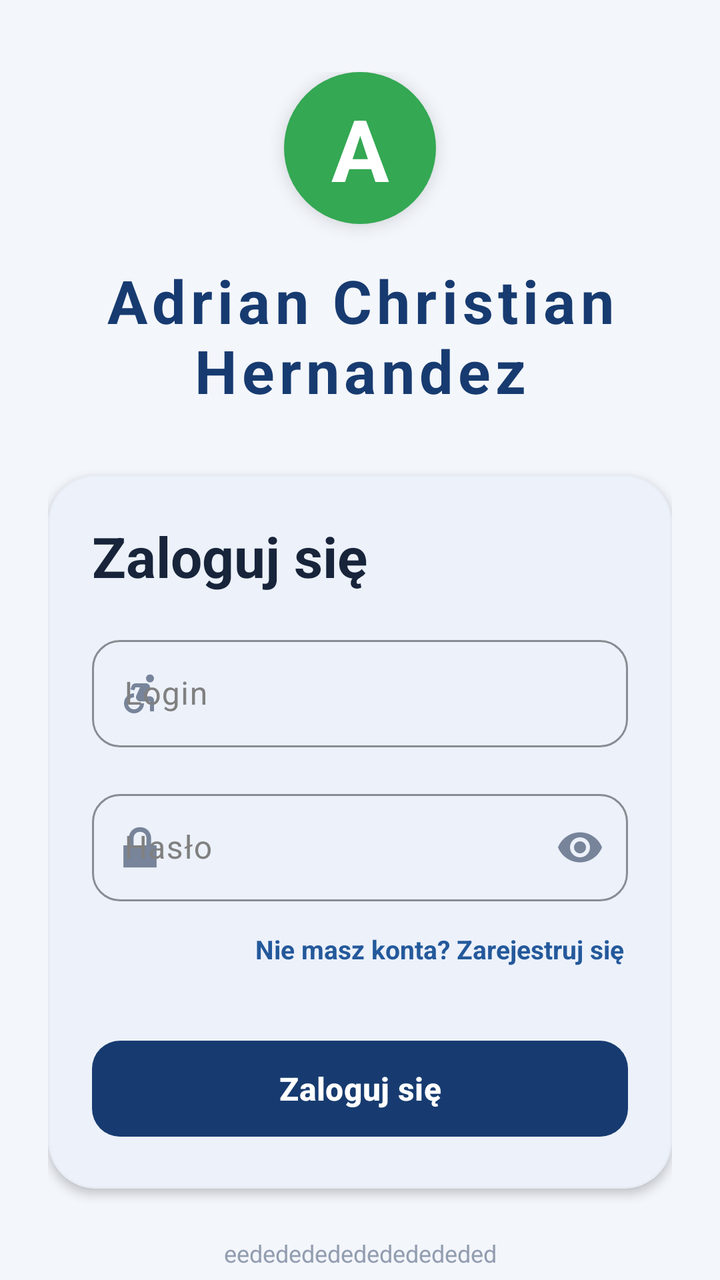
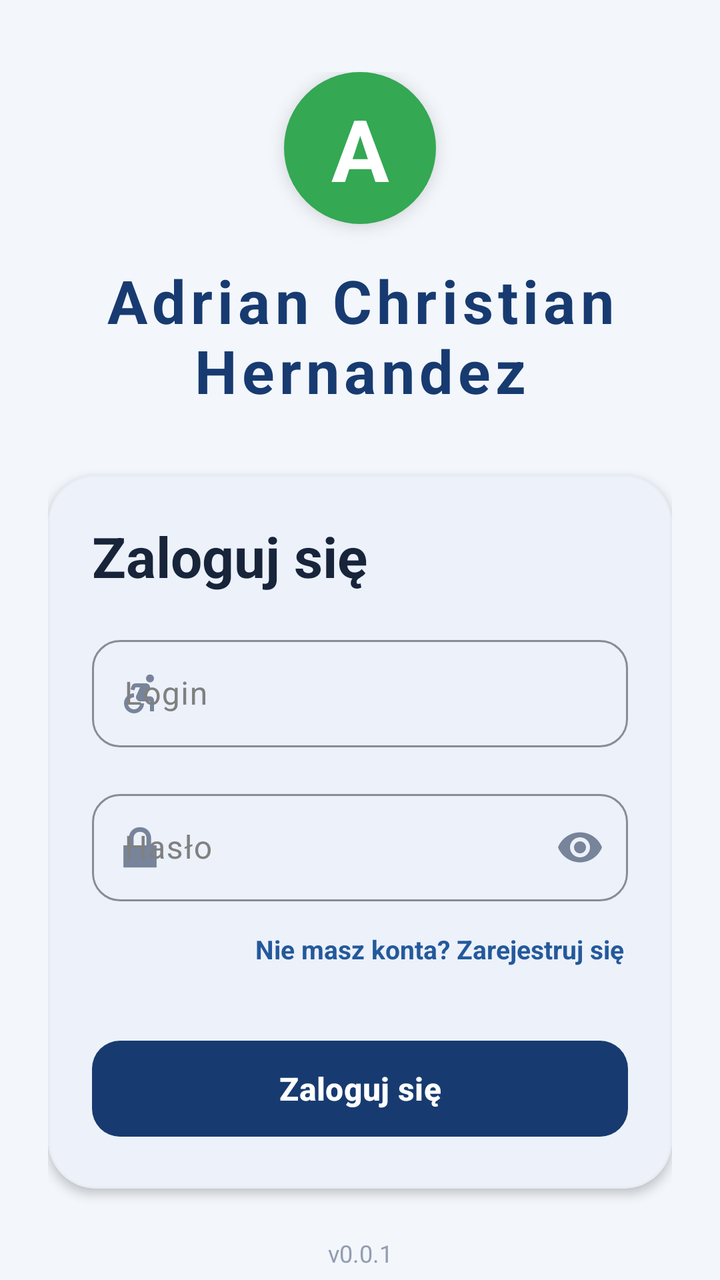

The first picture is an Android layout as it rendered before a commit; the second is the same layout after the commit. The layout source and the unified diff follow.
<!-- AndroidManifest.xml: application theme Theme.Bank3 -->
<!-- res/layout/activity_main.xml -->
<?xml version="1.0" encoding="utf-8"?>
<androidx.constraintlayout.widget.ConstraintLayout
    xmlns:android="http://schemas.android.com/apk/res/android"
    xmlns:app="http://schemas.android.com/apk/res-auto"
    xmlns:tools="http://schemas.android.com/tools"
    android:id="@+id/main"
    android:layout_width="match_parent"
    android:layout_height="match_parent"
    android:background="#F3F6FB"
    tools:context=".ui.auth.MainActivity">

    <ScrollView
        android:layout_width="0dp"
        android:layout_height="0dp"
        android:fillViewport="true"
        android:clipToPadding="false"
        android:paddingStart="24dp"
        android:paddingEnd="24dp"
        android:scrollbars="none"
        app:layout_constraintTop_toTopOf="parent"
        app:layout_constraintBottom_toBottomOf="parent"
        app:layout_constraintStart_toStartOf="parent"
        app:layout_constraintEnd_toEndOf="parent">

        <LinearLayout
            android:layout_width="match_parent"
            android:layout_height="wrap_content"
            android:orientation="vertical"
            android:gravity="center_horizontal"
            android:paddingTop="36dp"
            android:paddingBottom="28dp">

            
            <TextView
                android:layout_width="76dp"
                android:layout_height="76dp"
                android:gravity="center"
                android:text="A"
                android:textColor="#FFFFFF"
                android:textSize="43sp"
                android:textStyle="bold"
                android:background="@drawable/bg_logo_round"
                android:elevation="5dp" />

            <TextView
                android:id="@+id/bank"
                android:layout_width="match_parent"
                android:layout_height="wrap_content"
                android:layout_marginTop="18dp"
                android:gravity="center"
                android:text="Adrian Christian Hernandez"
                android:textColor="#173B70"
                android:textSize="30sp"
                android:textStyle="bold"
                android:letterSpacing="0.08" />

            
            <com.google.android.material.card.MaterialCardView
                android:layout_width="match_parent"
                android:layout_height="wrap_content"
                android:layout_marginTop="32dp"
                app:cardBackgroundColor="#FFFFFF"
                app:cardCornerRadius="24dp"
                app:cardElevation="3dp"
                app:strokeColor="#E7ECF4"
                app:strokeWidth="1dp">

                <LinearLayout
                    android:layout_width="match_parent"
                    android:layout_height="wrap_content"
                    android:orientation="vertical"
                    android:padding="22dp">

                    <TextView
                        android:layout_width="match_parent"
                        android:layout_height="wrap_content"
                        android:text="Zaloguj się"
                        android:textColor="#18243A"
                        android:textSize="28sp"
                        android:textStyle="bold" />

                    
                    <com.google.android.material.textfield.TextInputLayout
                        android:id="@+id/loginLayout"
                        android:layout_width="match_parent"
                        android:layout_height="wrap_content"
                        android:layout_marginTop="18dp"
                        android:hint="Login"
                        android:textColorHint="@color/gray"
                        app:boxBackgroundMode="outline"
                        app:boxCornerRadiusTopStart="14dp"
                        app:boxCornerRadiusTopEnd="14dp"
                        app:boxCornerRadiusBottomStart="14dp"
                        app:boxCornerRadiusBottomEnd="14dp"
                        app:boxStrokeColor="#24599B"
                        app:hintTextColor="@color/black"
                        app:errorTextColor="@color/red"
                        app:boxStrokeErrorColor="@color/red"
                        app:startIconDrawable="@drawable/sprint"
                        app:startIconTint="#77849A"
                        app:errorIconTint="@color/red">

                        <com.google.android.material.textfield.TextInputEditText
                            android:id="@+id/editLogin"
                            android:layout_width="match_parent"
                            android:layout_height="wrap_content"
                            android:inputType="text"
                            android:singleLine="true"
                            android:imeOptions="actionNext"
                            android:textColor="@color/black"
                            android:textSize="16sp"
                            android:paddingTop="16dp"
                            android:paddingBottom="16dp" />

                    </com.google.android.material.textfield.TextInputLayout>


                    
                    <com.google.android.material.textfield.TextInputLayout
                        android:id="@+id/hasloLayout"
                        android:layout_width="match_parent"
                        android:layout_height="wrap_content"
                        android:layout_marginTop="18dp"
                        android:hint="Hasło"
                        android:textColorHint="@color/gray"
                        app:boxBackgroundMode="outline"
                        app:boxCornerRadiusTopStart="14dp"
                        app:boxCornerRadiusTopEnd="14dp"
                        app:boxCornerRadiusBottomStart="14dp"
                        app:boxCornerRadiusBottomEnd="14dp"
                        app:boxStrokeColor="#24599B"
                        app:hintTextColor="@color/black"
                        app:errorTextColor="@color/red"
                        app:boxStrokeErrorColor="@color/red"
                        app:startIconDrawable="@android:drawable/ic_lock_lock"
                        app:startIconTint="#77849A"
                        app:endIconMode="password_toggle"
                        app:endIconTint="#77849A"
                        app:errorIconTint="@color/red">

                        <com.google.android.material.textfield.TextInputEditText
                            android:id="@+id/editHaslo"
                            android:layout_width="match_parent"
                            android:layout_height="wrap_content"
                            android:inputType="textPassword"
                            android:singleLine="true"
                            android:imeOptions="actionDone"
                            android:textColor="@color/black"
                            android:textSize="16sp"
                            android:paddingTop="16dp"
                            android:paddingBottom="16dp" />

                    </com.google.android.material.textfield.TextInputLayout>

                    
                    <TextView
                        android:id="@+id/btnRegister"
                        android:layout_width="wrap_content"
                        android:layout_height="48dp"
                        android:layout_gravity="end"
                        android:gravity="center"
                        android:paddingStart="10dp"
                        android:paddingEnd="2dp"
                        android:text="Nie masz konta? Zarejestruj się"
                        android:textColor="#24599B"
                        android:textSize="13sp"
                        android:textStyle="bold"
                        android:clickable="true"
                        android:focusable="true"
                        android:background="?attr/selectableItemBackground" />

                    
                    <TextView
                        android:id="@+id/errorText"
                        android:layout_width="match_parent"
                        android:layout_height="wrap_content"
                        android:gravity="center"

                        android:textColor="#C62828"
                        android:textSize="13sp"
                        android:accessibilityLiveRegion="polite" />

                    
                    <com.google.android.material.button.MaterialButton
                        android:id="@+id/btnLogin"
                        android:layout_width="match_parent"
                        android:layout_height="56dp"
                        android:text="Zaloguj się"
                        android:textAllCaps="false"
                        android:textColor="#FFFFFF"
                        android:textSize="16sp"
                        android:textStyle="bold"
                        app:backgroundTint="#173B70"
                        app:cornerRadius="14dp"
                        app:elevation="2dp" />

                </LinearLayout>

            </com.google.android.material.card.MaterialCardView>

            
            <TextView
                android:layout_width="match_parent"
                android:layout_height="wrap_content"
                android:layout_marginTop="24dp"
                android:gravity="center"
                android:text="eedededededededededed"
                android:textColor="#929DB0"
                android:textSize="12sp" />

        </LinearLayout>
    </ScrollView>

</androidx.constraintlayout.widget.ConstraintLayout>
<!-- resources referenced by this layout -->
<resources>
  <color name="black">#FF000000</color>
  <color name="gray">#808080</color>
  <color name="red">#FF0000</color>
  <!-- drawable bg_logo_round (drawable) -->
  <?xml version="1.0" encoding="utf-8"?>
  <shape xmlns:android="http://schemas.android.com/apk/res/android"
      android:shape="oval">
      <solid android:color="#34A853" />
  </shape>
  <!-- drawable sprint (drawable) -->
  <vector xmlns:android="http://schemas.android.com/apk/res/android" android:autoMirrored="true" android:height="24dp" android:tint="#000000" android:viewportHeight="24" android:viewportWidth="24" android:width="24dp">
        
      <path android:fillColor="@android:color/white" android:pathData="M17,4.54m-2,0a2,2 0,1 1,4 0a2,2 0,1 1,-4 0"/>
        
      <path android:fillColor="@android:color/white" android:pathData="M14,17h-2c0,1.65 -1.35,3 -3,3s-3,-1.35 -3,-3 1.35,-3 3,-3v-2c-2.76,0 -5,2.24 -5,5s2.24,5 5,5 5,-2.24 5,-5zM17,13.5h-1.86l1.67,-3.67C17.42,8.5 16.44,7 14.96,7h-5.2c-0.81,0 -1.54,0.47 -1.87,1.2L7.22,10l1.92,0.53L9.79,9L12,9l-1.83,4.1c-0.6,1.33 0.39,2.9 1.85,2.9L17,16v5h2v-5.5c0,-1.1 -0.9,-2 -2,-2z"/>
      
  </vector>
  <style name="Theme.Bank3" parent="Base.Theme.Bank3" />
  <style name="Base.Theme.Bank3" parent="Theme.Material3.Light.NoActionBar">
  
          <item name="colorPrimary">@color/theme_primary</item>
          <item name="colorOnPrimary">@color/theme_on_primary</item>
  
          <item name="colorSecondary">@color/theme_accent</item>
          <item name="colorOnSecondary">@color/theme_on_primary</item>
  
          <item name="android:colorBackground">@color/theme_background</item>
          <item name="colorSurface">@color/theme_surface</item>
          <item name="colorOnSurface">@color/theme_text</item>
  
          <item name="android:statusBarColor">@color/theme_background</item>
          <item name="android:navigationBarColor">@color/theme_background</item>
  
          <item name="android:windowLightStatusBar">true</item>
          <item name="android:windowLightNavigationBar">true</item>
      </style>
  <color name="theme_primary">#2457C5</color>
  <color name="theme_on_primary">#FFFFFF</color>
  <color name="theme_accent">#527DE8</color>
  <color name="theme_background">#F5F7FC</color>
  <color name="theme_surface">#FFFFFF</color>
  <color name="theme_text">#17243A</color>
</resources>

<!-- the commit's change to res/layout/activity_main.xml (unified diff, before → after) -->
@@ -203,8 +203,9 @@
                 android:layout_width="match_parent"
                 android:layout_height="wrap_content"
                 android:layout_marginTop="24dp"
+
                 android:gravity="center"
-                android:text="eedededededededededed"
+                android:text="v0.0.1"
                 android:textColor="#929DB0"
                 android:textSize="12sp" />
 
